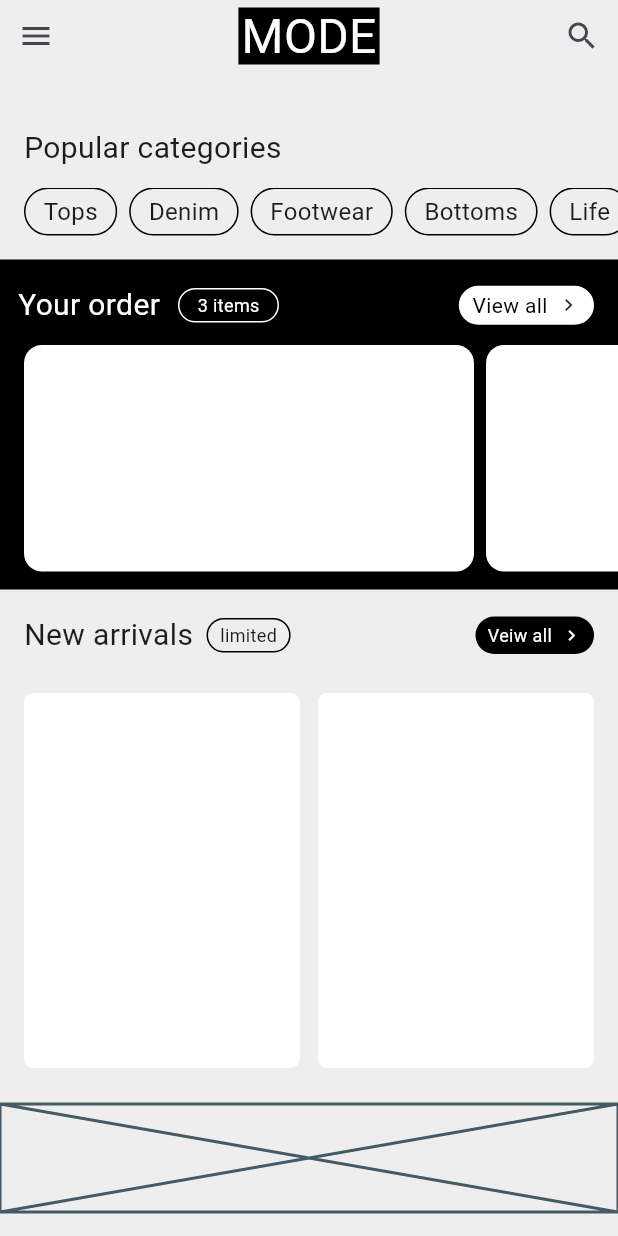
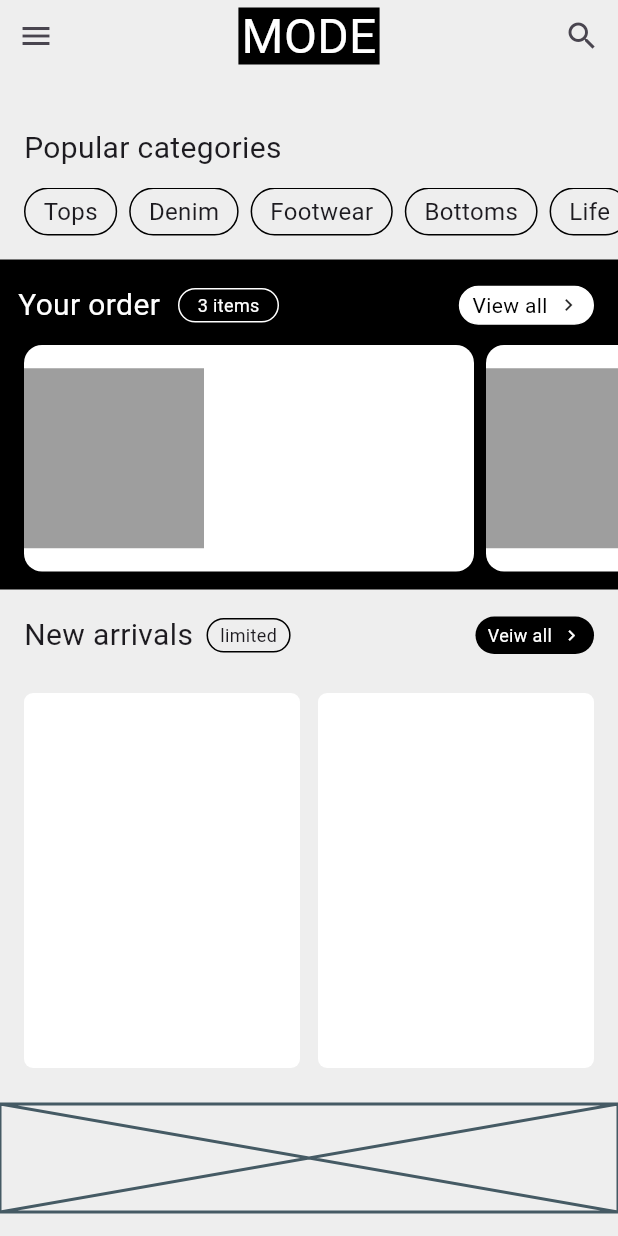
Before and after one commit to JAICHANGPARK/flutter_notebook_chapter_49, a Flutter app: the ECommerceHomePage screen opened directly, on a phone screen of 412 x 824 dp. Run offline on Flutter 3.47's test engine with Material 3 defaults, Android fonts, the phone set to English and light mode, and no system bars; our stand-ins replace gap, google_fonts; Roboto replaces fonts that are missing (Akshar).

Commit message:
Update e_commerce_home_page.dart

```diff
--- a/lib/ep2451_e_commerce_app/ui/e_commerce_home_page.dart
+++ b/lib/ep2451_e_commerce_app/ui/e_commerce_home_page.dart
@@ -151,6 +151,15 @@ class _ECommerceHomePageState extends State<ECommerceHomePage> {
                               borderRadius: BorderRadius.circular(12),
                               color: Colors.white,
                             ),
+                            child: Row(
+                              children: [
+                                Container(
+                                  height: 120,
+                                  width: 120,
+                                  decoration: BoxDecoration(color: Colors.grey),
+                                ),
+                              ],
+                            ),
                           );
                         },
                       ),
@@ -229,7 +238,11 @@ class _ECommerceHomePageState extends State<ECommerceHomePage> {
                 ),
               ),
             ),
-            Container(height: 72, child: Placeholder(),margin: EdgeInsets.only(bottom: 16),),
+            Container(
+              height: 72,
+              child: Placeholder(),
+              margin: EdgeInsets.only(bottom: 16),
+            ),
           ],
         ),
       ),
```
